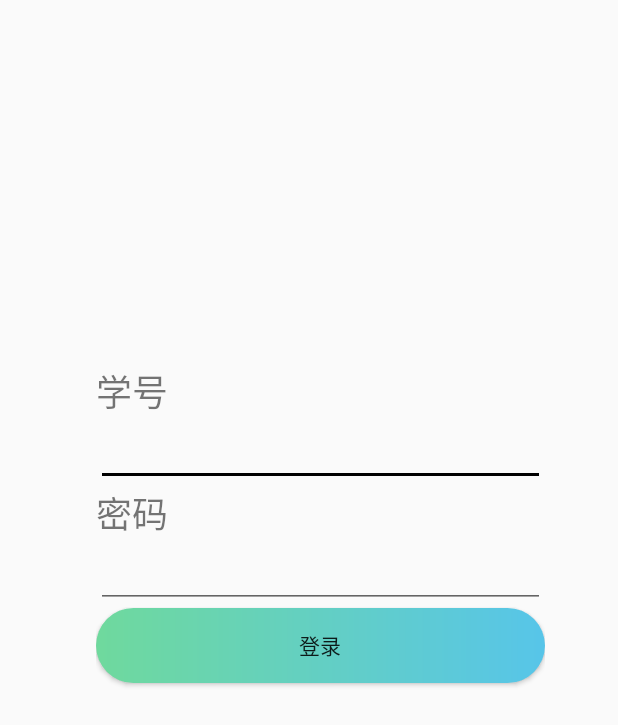
After one commit to 759148450/HebeuMeet, an Android app: the layout login.xml on its own in the app's theme, with its tools: preview values and no code run, on a phone screen of 412 x 824 dp. The commit adds this screen. Shown: the top 725 px of the screen. Run offline under Robolectric (Android 15) with nearby library versions, the phone set to English and light mode, and no system bars.

Commit message:
用户登录

```diff
--- a/app/src/main/res/layout/fragment_me.xml
+++ b/app/src/main/res/layout/fragment_me.xml
@@ -27,12 +27,12 @@
                 android:background="@drawable/my_img"/>
 
             <TextView
-                android:id="@+id/textView"
+                android:id="@+id/user_name"
                 android:layout_width="wrap_content"
                 android:layout_height="wrap_content"
                 android:layout_centerVertical="true"
                 android:layout_marginLeft="80dp"
-                android:text="张银萍"
+                android:text=""
                 android:textColor="@color/white"
                 android:textSize="18sp"
                 android:textStyle="bold" />
--- /dev/null
+++ b/app/src/main/res/layout/login.xml
@@ -0,0 +1,58 @@
+<?xml version="1.0" encoding="utf-8"?>
+<android.support.constraint.ConstraintLayout xmlns:android="http://schemas.android.com/apk/res/android"
+    xmlns:app="http://schemas.android.com/apk/res-auto"
+    xmlns:tools="http://schemas.android.com/tools"
+    android:layout_width="match_parent"
+    android:layout_height="match_parent">
+
+    <LinearLayout
+        android:layout_width="299dp"
+        android:layout_height="298dp"
+        android:layout_marginStart="50dp"
+        android:layout_marginLeft="50dp"
+        android:layout_marginTop="114dp"
+        android:layout_marginEnd="35dp"
+        android:layout_marginRight="35dp"
+        android:layout_marginBottom="155dp"
+        android:orientation="vertical"
+        app:layout_constraintBottom_toBottomOf="parent"
+        app:layout_constraintEnd_toEndOf="parent"
+        app:layout_constraintStart_toStartOf="parent"
+        app:layout_constraintTop_toTopOf="parent">
+
+        <TextView
+            android:id="@+id/user_id_mess"
+            android:layout_width="match_parent"
+            android:layout_height="wrap_content"
+            android:text="@string/user_id"
+            android:textSize="24sp" />
+
+        <EditText
+            android:id="@+id/user_id"
+            android:layout_width="match_parent"
+            android:layout_height="wrap_content"
+            android:ems="10"
+            android:inputType="textPersonName" />
+
+        <TextView
+            android:id="@+id/user_password_mess"
+            android:layout_width="match_parent"
+            android:layout_height="wrap_content"
+            android:text="@string/user_password"
+            android:textSize="24sp" />
+
+        <EditText
+            android:id="@+id/user_password"
+            android:layout_width="match_parent"
+            android:layout_height="wrap_content"
+            android:ems="10"
+            android:inputType="textPersonName" />
+
+        <Button
+            android:id="@+id/btn_login"
+            android:layout_width="match_parent"
+            android:layout_height="wrap_content"
+            android:background="@drawable/button_style"
+            android:text="登录" />
+    </LinearLayout>
+</android.support.constraint.ConstraintLayout>
```
Also changed, not shown: app/src/main/AndroidManifest.xml (+13 -6 lines), app/src/main/java/com/hebeu/meet/Login.java (added, +123 -0 lines), app/src/main/java/com/hebeu/meet/My_Information.java (+15 -2 lines), app/src/main/java/com/hebeu/meet/Update_My_Information.java (+12 -2 lines), app/src/main/java/com/hebeu/meet/fragment/MeFragment.java (+30 -40 lines), app/src/main/res/layout/my_information.xml (+0 -8 lines), app/src/main/res/layout/update_my_information.xml (+8 -16 lines).
